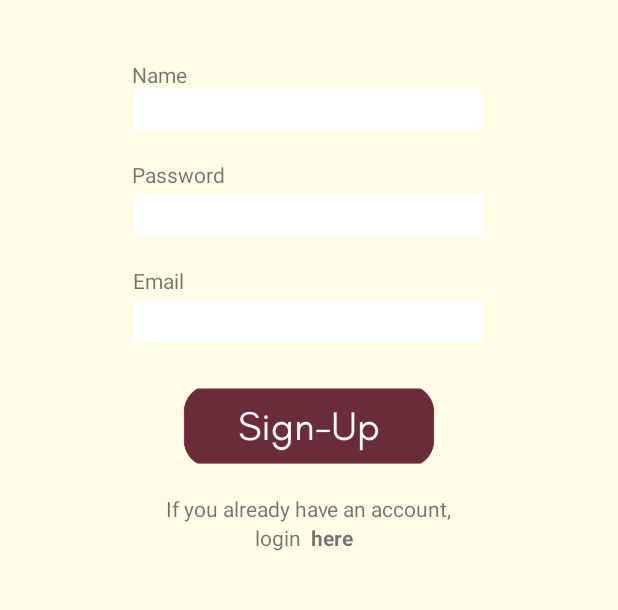
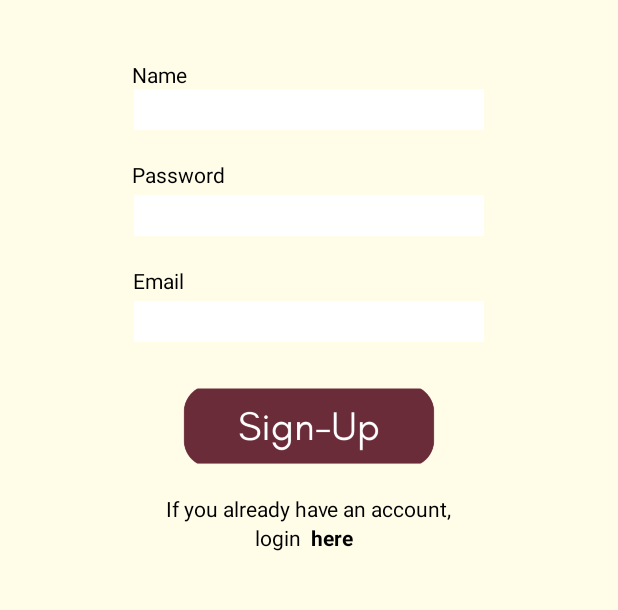
Before and after one commit to grrrracia/Zapple, an Android app: the SignUpActivity screen opened directly, with no data from a screen before it, on a phone screen of 412 x 824 dp, the part 296-906 px from its top. Run offline under Robolectric (Android 15) with nearby library versions, the phone set to English and light mode, and no system bars.

Commit message:
changed minor stuff, map halfway through

```diff
--- a/app/build.gradle
+++ b/app/build.gradle
@@ -50,5 +50,7 @@ dependencies {
     androidTestImplementation 'androidx.test.espresso:espresso-core:3.3.0'
     implementation 'com.google.android.material:material:1.0.0'
 
+    implementation 'com.google.android.libraries.places:places:1.1.0'
+
     implementation 'com.github.denzcoskun:ImageSlideshow:0.0.6'
 }
--- a/app/src/debug/res/values/google_maps_api.xml
+++ b/app/src/debug/res/values/google_maps_api.xml
@@ -20,5 +20,5 @@
     Once you have your key (it starts with "AIza"), replace the "google_maps_key"
     string in this file.
     -->
-    <string name="google_maps_key" templateMergeStrategy="preserve" translatable="false">AIzaSyC5MMUEJfhnZ_C0CcmEaL-mco-J2FMDw4k</string>
+    <string name="google_maps_key" templateMergeStrategy="preserve" translatable="false">AIzaSyBIpzzbnMwli0EI2DyuPJbG9Fmy4d502i4</string>
 </resources>
--- a/app/src/main/java/id/ac/umn/zapplemobileapp/fragments/HomeFragment.java
+++ b/app/src/main/java/id/ac/umn/zapplemobileapp/fragments/HomeFragment.java
@@ -27,6 +27,8 @@ import android.widget.TextView;
 
 import id.ac.umn.zapplemobileapp.ContentActivity;
 import id.ac.umn.zapplemobileapp.MainActivity;
+import id.ac.umn.zapplemobileapp.MapsActivity;
+import id.ac.umn.zapplemobileapp.MapsActivityFromHome;
 import id.ac.umn.zapplemobileapp.R;
 import id.ac.umn.zapplemobileapp.SearchActivity;
 
@@ -74,7 +76,11 @@ public class HomeFragment extends Fragment implements View.OnClickListener{
                     ActivityCompat.requestPermissions(contentActivity, new String[]{Manifest.permission.ACCESS_FINE_LOCATION}, REQUEST_LOCATION_PERMISSION);
                 } else {
                     Log.d(TAG, "getLocation: permissions granted");
+                    Intent openMapsFromHome = new Intent(getActivity(), MapsActivityFromHome.class);
+                    startActivity(openMapsFromHome);
                 }
+                Intent openMapsFromHome = new Intent(getActivity(), MapsActivityFromHome.class);
+                startActivity(openMapsFromHome);
             }
         });
 
--- a/app/src/main/res/layout/activity_sign_up.xml
+++ b/app/src/main/res/layout/activity_sign_up.xml
@@ -32,7 +32,8 @@
             app:layout_constraintEnd_toEndOf="parent"
             app:layout_constraintHorizontal_bias="0.235"
             app:layout_constraintStart_toStartOf="parent"
-            app:layout_constraintTop_toBottomOf="@+id/imgLogo" />
+            app:layout_constraintTop_toBottomOf="@+id/imgLogo"
+            android:textColor="@color/black"/>
 
         <EditText
             android:id="@+id/etName"
@@ -44,7 +45,8 @@
             android:textSize="20dp"
             app:layout_constraintEnd_toEndOf="parent"
             app:layout_constraintStart_toStartOf="parent"
-            app:layout_constraintTop_toBottomOf="@+id/tvName" />
+            app:layout_constraintTop_toBottomOf="@+id/tvName"
+            android:textColor="@color/black"/>
 
 
         <TextView
@@ -56,7 +58,8 @@
             app:layout_constraintEnd_toEndOf="parent"
             app:layout_constraintHorizontal_bias="0.252"
             app:layout_constraintStart_toStartOf="parent"
-            app:layout_constraintTop_toBottomOf="@+id/etName" />
+            app:layout_constraintTop_toBottomOf="@+id/etName"
+            android:textColor="@color/black"/>
 
         <EditText
             android:id="@+id/etPassword"
@@ -69,7 +72,8 @@
             app:layout_constraintStart_toStartOf="parent"
             app:layout_constraintTop_toBottomOf="@+id/tvPassword"
             android:textSize="20dp"
-            android:background="@color/white"/>
+            android:background="@color/white"
+            android:textColor="@color/black"/>
 
         <TextView
             android:id="@+id/tvEmail"
@@ -80,7 +84,8 @@
             app:layout_constraintEnd_toEndOf="parent"
             app:layout_constraintHorizontal_bias="0.234"
             app:layout_constraintStart_toStartOf="parent"
-            app:layout_constraintTop_toBottomOf="@+id/etPassword" />
+            app:layout_constraintTop_toBottomOf="@+id/etPassword"
+            android:textColor="@color/black"/>
 
         <EditText
             android:id="@+id/etEmail"
@@ -93,7 +98,8 @@
             android:textSize="20dp"
             app:layout_constraintEnd_toEndOf="parent"
             app:layout_constraintStart_toStartOf="parent"
-            app:layout_constraintTop_toBottomOf="@+id/tvEmail" />
+            app:layout_constraintTop_toBottomOf="@+id/tvEmail"
+            android:textColor="@color/black"/>
 
         <ImageView
             android:id="@+id/btnSignup"
@@ -113,7 +119,8 @@
             android:text="If you already have an account,"
             app:layout_constraintEnd_toEndOf="parent"
             app:layout_constraintStart_toStartOf="parent"
-            app:layout_constraintTop_toBottomOf="@+id/btnSignup" />
+            app:layout_constraintTop_toBottomOf="@+id/btnSignup"
+            android:textColor="@color/black"/>
 
         <TextView
             android:id="@+id/tvLogin"
@@ -122,6 +129,7 @@
             android:linksClickable="true"
             android:text=" here"
             android:textStyle="bold"
+            android:textColor="@color/black"
             app:layout_constraintBottom_toBottomOf="parent"
             app:layout_constraintStart_toEndOf="@+id/tvSignuPart1"
             app:layout_constraintTop_toBottomOf="@+id/tvIfNeedSignUp"
@@ -137,7 +145,8 @@
             app:layout_constraintHorizontal_bias="0.45"
             app:layout_constraintStart_toStartOf="parent"
             app:layout_constraintTop_toBottomOf="@+id/tvIfNeedSignUp"
-            app:layout_constraintVertical_bias="0"/>
+            app:layout_constraintVertical_bias="0"
+            android:textColor="@color/black"/>
 
     </androidx.constraintlayout.widget.ConstraintLayout>
 </ScrollView>
--- a/app/src/main/res/values/strings.xml
+++ b/app/src/main/res/values/strings.xml
@@ -16,4 +16,7 @@
     <string name="attachment_summary_off">Only download attachments when manually requested</string>
     <string name="title_activity_settings">SettingsActivity</string>
     <string name="title_activity_maps">Map</string>
+    <string name="title_activity_maps_from_home">Map</string>
+
+    <string name="google_maps_api">AIzaSyBIpzzbnMwli0EI2DyuPJbG9Fmy4d502i4</string>
 </resources>
```
Also changed, not shown: app/src/main/AndroidManifest.xml (+14 -4 lines), app/src/main/java/id/ac/umn/zapplemobileapp/MapsActivityFromHome.java (added, +160 -0 lines), app/src/main/res/layout/activity_login.xml (+14 -7 lines), app/src/main/res/layout/activity_maps_from_home.xml (added, +9 -0 lines).
